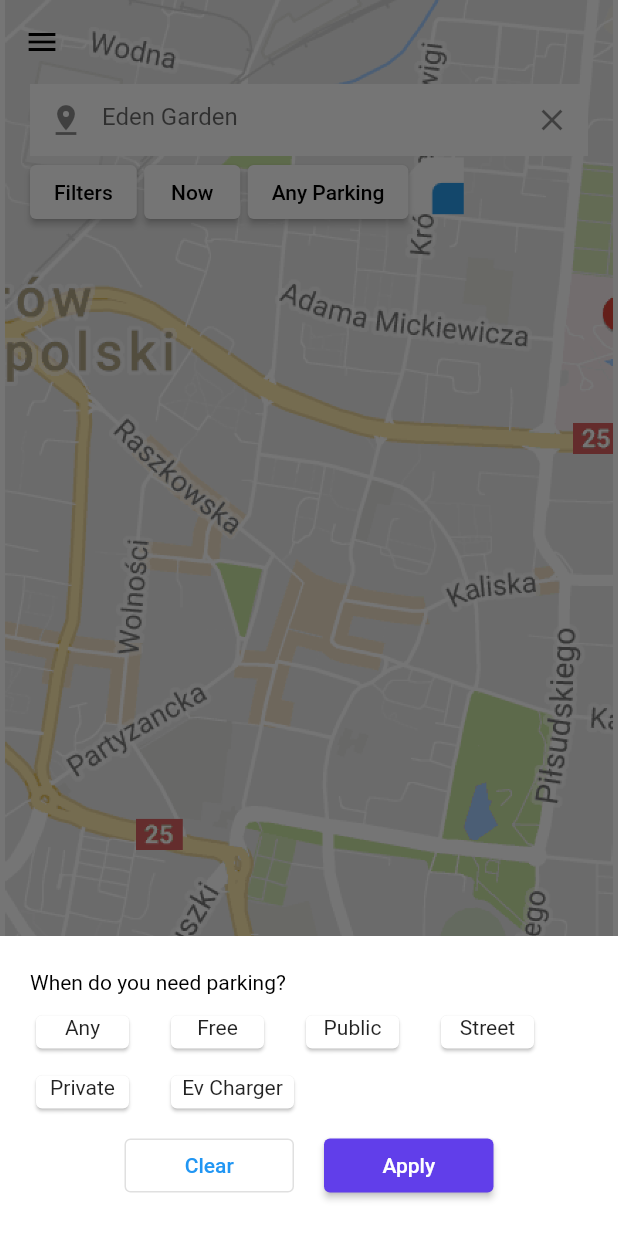
After one commit to fwdAndroid/spotwaze, a Flutter app: the MainScreen screen opened directly, after a tap on "Any Parking", on a phone screen of 412 x 824 dp. The commit adds this screen. Run offline on Flutter 3.47's test engine with Material 2 defaults, Android fonts, the phone set to English and light mode, and no system bars; our stand-ins replace dots_indicator, social_login_buttons.

Commit message:
MainScreen Complete

```diff
--- a/lib/auth/login_screen.dart
+++ b/lib/auth/login_screen.dart
@@ -2,6 +2,7 @@ import 'package:flutter/material.dart';
 import 'package:flutter/src/widgets/framework.dart';
 import 'package:social_login_buttons/social_login_buttons.dart';
 import 'package:spotwaze/auth/register_screen.dart';
+import 'package:spotwaze/main_screen.dart';
 
 class LoginScreen extends StatefulWidget {
   const LoginScreen({super.key});
@@ -99,8 +100,8 @@ class _LoginScreenState extends State<LoginScreen> {
             child: Center(
               child: ElevatedButton(
                 onPressed: () {
-                  // Navigator.push(context,
-                  //     MaterialPageRoute(builder: (builder) => LoginScreen()));
+                  Navigator.push(context,
+                      MaterialPageRoute(builder: (builder) => MainScreen()));
                 },
                 child: Text("Sign in"),
                 style: ElevatedButton.styleFrom(
--- /dev/null
+++ b/lib/main_screen.dart
@@ -0,0 +1,526 @@
+import 'package:flutter/material.dart';
+import 'package:spotwaze/gps/parking_location_screen.dart';
+import 'package:spotwaze/widgetts/drawer.dart';
+
+enum SingingCharacter { Now, Later }
+
+class MainScreen extends StatefulWidget {
+  const MainScreen({super.key});
+
+  @override
+  State<MainScreen> createState() => _MainScreenState();
+}
+
+class _MainScreenState extends State<MainScreen> {
+  SingingCharacter? _character = SingingCharacter.Now;
+  @override
+  Widget build(BuildContext context) {
+    return Scaffold(
+      body: Container(
+        width: MediaQuery.of(context).size.width,
+        height: MediaQuery.of(context).size.height,
+        decoration: BoxDecoration(
+          image: DecorationImage(
+            image: AssetImage("assets/map.png"),
+          ),
+        ),
+        child: SafeArea(
+          child: Column(
+            children: [
+              Container(
+                margin: EdgeInsets.only(left: 20, right: 20),
+                child: TextField(
+                  decoration: InputDecoration(
+                      border: InputBorder.none,
+                      fillColor: Colors.white,
+                      suffixIcon: Icon(Icons.close),
+                      prefixIcon: Icon(Icons.pin_drop),
+                      filled: true,
+                      hintText: "Eden Garden"),
+                ),
+              ),
+              Container(
+                margin: EdgeInsets.only(left: 20, right: 20),
+                child: Row(
+                  children: [
+                    ElevatedButton(
+                      style: ElevatedButton.styleFrom(
+                          backgroundColor: Colors.white),
+                      onPressed: () {},
+                      child: Text(
+                        "Filters",
+                        style: TextStyle(color: Colors.black),
+                      ),
+                    ),
+                    SizedBox(
+                      width: 5,
+                    ),
+                    ElevatedButton(
+                      style: ElevatedButton.styleFrom(
+                          backgroundColor: Colors.white),
+                      onPressed: bottomSheetNow,
+                      child: Text(
+                        "Now",
+                        style: TextStyle(color: Colors.black),
+                      ),
+                    ),
+                    SizedBox(
+                      width: 5,
+                    ),
+                    ElevatedButton(
+                      style: ElevatedButton.styleFrom(
+                          backgroundColor: Colors.white),
+                      onPressed: bottomSheetAny,
+                      child: Text(
+                        "Any Parking",
+                        style: TextStyle(color: Colors.black),
+                      ),
+                    ),
+                  ],
+                ),
+              )
+            ],
+          ),
+        ),
+      ),
+      drawer: MyDrawer(),
+      appBar: AppBar(
+        iconTheme: IconThemeData(color: Colors.black),
+        backgroundColor: Colors.transparent,
+        elevation: 0,
+      ),
+      extendBody: true,
+      extendBodyBehindAppBar: true,
+      backgroundColor: Colors.white,
+    );
+  }
+
+  void bottomSheetNow() {
+    showModalBottomSheet<void>(
+      context: context,
+      builder: (BuildContext context) {
+        return Container(
+          height: 200,
+          color: Colors.white,
+          child: Column(
+            crossAxisAlignment: CrossAxisAlignment.start,
+            mainAxisAlignment: MainAxisAlignment.center,
+            mainAxisSize: MainAxisSize.min,
+            children: <Widget>[
+              Container(
+                margin: EdgeInsets.only(left: 20, right: 20),
+                child: const Text(
+                  'When do you need parking?',
+                  style: TextStyle(color: Colors.black),
+                  textAlign: TextAlign.left,
+                ),
+              ),
+              ListTile(
+                title: const Text('Now'),
+                leading: Radio<SingingCharacter>(
+                  value: SingingCharacter.Now,
+                  groupValue: _character,
+                  onChanged: (SingingCharacter? value) {
+                    setState(() {
+                      _character = value;
+                    });
+                  },
+                ),
+              ),
+              ListTile(
+                title: const Text('Later'),
+                leading: Radio<SingingCharacter>(
+                  value: SingingCharacter.Later,
+                  groupValue: _character,
+                  onChanged: (SingingCharacter? value) {
+                    setState(() {
+                      _character = value;
+                    });
+                    laterDropDown();
+                  },
+                ),
+              ),
+              Row(
+                mainAxisAlignment: MainAxisAlignment.center,
+                children: [
+                  OutlinedButton(
+                    style: OutlinedButton.styleFrom(fixedSize: Size(113, 20)),
+                    onPressed: () {
+                      Navigator.pop(context);
+                    },
+                    child: const Text('Clear'),
+                  ),
+                  SizedBox(
+                    width: 20,
+                  ),
+                  ElevatedButton(
+                      style: ElevatedButton.styleFrom(
+                          backgroundColor: Color(0xff613EEA),
+                          fixedSize: Size(113, 20)),
+                      child: Text('Apply'),
+                      onPressed: () {
+                        Navigator.push(
+                            context,
+                            MaterialPageRoute(
+                                builder: (builder) => ParkingLocationScreen()));
+                      }),
+                ],
+              ),
+            ],
+          ),
+        );
+      },
+    );
+  }
+
+  void laterDropDown() {
+    showModalBottomSheet<void>(
+      context: context,
+      builder: (BuildContext context) {
+        return Container(
+          height: 400,
+          color: Colors.white,
+          child: Column(
+            crossAxisAlignment: CrossAxisAlignment.start,
+            mainAxisAlignment: MainAxisAlignment.center,
+            mainAxisSize: MainAxisSize.min,
+            children: <Widget>[
+              Container(
+                margin: EdgeInsets.only(left: 20, right: 20),
+                child: const Text(
+                  'When do you need parking?',
+                  style: TextStyle(color: Colors.black),
+                  textAlign: TextAlign.left,
+                ),
+              ),
+              ListTile(
+                title: const Text('Now'),
+                leading: Radio<SingingCharacter>(
+                  value: SingingCharacter.Now,
+                  groupValue: _character,
+                  onChanged: (SingingCharacter? value) {
+                    setState(() {
+                      _character = value;
+                    });
+                  },
+                ),
+              ),
+              ListTile(
+                title: const Text('Later'),
+                leading: Radio<SingingCharacter>(
+                  value: SingingCharacter.Later,
+                  groupValue: _character,
+                  onChanged: (SingingCharacter? value) {
+                    setState(() {
+                      _character = value;
+                    });
+                  },
+                ),
+              ),
+              Container(
+                margin: EdgeInsets.only(left: 20, right: 20),
+                child: const Text(
+                  'Select Day',
+                  style: TextStyle(color: Colors.black),
+                  textAlign: TextAlign.left,
+                ),
+              ),
+              Row(
+                children: [
+                  Container(
+                    margin: EdgeInsets.only(left: 20, top: 10),
+                    width: 70,
+                    height: 30,
+                    child: Card(
+                      child: Text(
+                        "Mon",
+                        textAlign: TextAlign.center,
+                      ),
+                    ),
+                  ),
+                  Container(
+                    margin: EdgeInsets.only(left: 20, top: 10),
+                    width: 70,
+                    height: 30,
+                    child: Card(
+                      child: Text(
+                        "Tue",
+                        textAlign: TextAlign.center,
+                      ),
+                    ),
+                  ),
+                  Container(
+                    margin: EdgeInsets.only(left: 20, top: 10),
+                    width: 70,
+                    height: 30,
+                    child: Card(
+                      child: Text(
+                        "Wed",
+                        textAlign: TextAlign.center,
+                      ),
+                    ),
+                  ),
+                  Container(
+                    margin: EdgeInsets.only(left: 20, top: 10),
+                    width: 70,
+                    height: 30,
+                    child: Card(
+                      child: Text(
+                        "Thurs",
+                        textAlign: TextAlign.center,
+                      ),
+                    ),
+                  )
+                ],
+              ),
+              Row(
+                children: [
+                  Container(
+                    margin: EdgeInsets.only(left: 20, top: 10),
+                    width: 70,
+                    height: 30,
+                    child: Card(
+                      child: Text(
+                        "Fri",
+                        textAlign: TextAlign.center,
+                      ),
+                    ),
+                  ),
+                  Container(
+                    margin: EdgeInsets.only(left: 20, top: 10),
+                    width: 70,
+                    height: 30,
+                    child: Card(
+                      child: Text(
+                        "Sat",
+                        textAlign: TextAlign.center,
+                      ),
+                    ),
+                  ),
+                  Container(
+                    margin: EdgeInsets.only(left: 20, top: 10),
+                    width: 70,
+                    height: 30,
+                    child: Card(
+                      child: Text(
+                        "Sun",
+                        textAlign: TextAlign.center,
+                      ),
+                    ),
+                  ),
+                ],
+              ),
+              Container(
+                margin: EdgeInsets.only(left: 20, right: 20),
+                child: const Text(
+                  'Select A Window Time',
+                  style: TextStyle(color: Colors.black),
+                  textAlign: TextAlign.left,
+                ),
+              ),
+              Row(
+                children: [
+                  Container(
+                    margin: EdgeInsets.only(left: 20, top: 10),
+                    width: 100,
+                    height: 60,
+                    child: Card(
+                      child: Center(
+                        child: Text(
+                          "Any Time",
+                          textAlign: TextAlign.center,
+                        ),
+                      ),
+                    ),
+                  ),
+                  Container(
+                    margin: EdgeInsets.only(left: 20, top: 10),
+                    width: 100,
+                    height: 60,
+                    child: Card(
+                      child: Center(
+                        child: Text(
+                          "Start\n 9 Am",
+                          textAlign: TextAlign.center,
+                        ),
+                      ),
+                    ),
+                  ),
+                  Container(
+                    margin: EdgeInsets.only(left: 20, top: 10),
+                    width: 100,
+                    height: 60,
+                    child: Card(
+                      child: Center(
+                        child: Text(
+                          "Start\n 9 PM",
+                          textAlign: TextAlign.center,
+                        ),
+                      ),
+                    ),
+                  ),
+                ],
+              ),
+              Row(
+                mainAxisAlignment: MainAxisAlignment.center,
+                children: [
+                  OutlinedButton(
+                    style: OutlinedButton.styleFrom(fixedSize: Size(113, 20)),
+                    onPressed: () {
+                      Navigator.pop(context);
+                    },
+                    child: const Text('Clear'),
+                  ),
+                  SizedBox(
+                    width: 20,
+                  ),
+                  ElevatedButton(
+                      style: ElevatedButton.styleFrom(
+                          backgroundColor: Color(0xff613EEA),
+                          fixedSize: Size(113, 20)),
+                      child: Text('Apply'),
+                      onPressed: () {
+                        Navigator.push(
+                            context,
+                            MaterialPageRoute(
+                                builder: (builder) => ParkingLocationScreen()));
+                      }),
+                ],
+              ),
+            ],
+          ),
+        );
+      },
+    );
+  }
+
+  void bottomSheetAny() {
+    showModalBottomSheet<void>(
+      context: context,
+      builder: (BuildContext context) {
+        return Container(
+          height: 200,
+          color: Colors.white,
+          child: Column(
+            crossAxisAlignment: CrossAxisAlignment.start,
+            mainAxisAlignment: MainAxisAlignment.center,
+            mainAxisSize: MainAxisSize.min,
+            children: <Widget>[
+              Container(
+                margin: EdgeInsets.only(left: 20, right: 20),
+                child: const Text(
+                  'When do you need parking?',
+                  style: TextStyle(color: Colors.black),
+                  textAlign: TextAlign.left,
+                ),
+              ),
+              Row(
+                children: [
+                  Container(
+                    margin: EdgeInsets.only(left: 20, top: 10),
+                    width: 70,
+                    height: 30,
+                    child: Card(
+                      child: Text(
+                        "Any",
+                        textAlign: TextAlign.center,
+                      ),
+                    ),
+                  ),
+                  Container(
+                    margin: EdgeInsets.only(left: 20, top: 10),
+                    width: 70,
+                    height: 30,
+                    child: Card(
+                      child: Text(
+                        "Free",
+                        textAlign: TextAlign.center,
+                      ),
+                    ),
+                  ),
+                  Container(
+                    margin: EdgeInsets.only(left: 20, top: 10),
+                    width: 70,
+                    height: 30,
+                    child: Card(
+                      child: Text(
+                        "Public",
+                        textAlign: TextAlign.center,
+                      ),
+                    ),
+                  ),
+                  Container(
+                    margin: EdgeInsets.only(left: 20, top: 10),
+                    width: 70,
+                    height: 30,
+                    child: Card(
+                      child: Text(
+                        "Street",
+                        textAlign: TextAlign.center,
+                      ),
+                    ),
+                  )
+                ],
+              ),
+              Row(
+                children: [
+                  Container(
+                    margin: EdgeInsets.only(left: 20, top: 10),
+                    width: 70,
+                    height: 30,
+                    child: Card(
+                      child: Text(
+                        "Private",
+                        textAlign: TextAlign.center,
+                      ),
+                    ),
+                  ),
+                  Container(
+                    margin: EdgeInsets.only(left: 20, top: 10),
+                    width: 90,
+                    height: 30,
+                    child: Card(
+                      child: Text(
+                        "Ev Charger",
+                        textAlign: TextAlign.center,
+                      ),
+                    ),
+                  ),
+                ],
+              ),
+              SizedBox(
+                height: 10,
+              ),
+              Row(
+                mainAxisAlignment: MainAxisAlignment.center,
+                children: [
+                  OutlinedButton(
+                    style: OutlinedButton.styleFrom(fixedSize: Size(113, 20)),
+                    onPressed: () {
+                      Navigator.pop(context);
+                    },
+                    child: const Text('Clear'),
+                  ),
+                  SizedBox(
+                    width: 20,
+                  ),
+                  ElevatedButton(
+                      style: ElevatedButton.styleFrom(
+                          backgroundColor: Color(0xff613EEA),
+                          fixedSize: Size(113, 20)),
+                      child: Text('Apply'),
+                      onPressed: () {
+                        Navigator.push(
+                            context,
+                            MaterialPageRoute(
+                                builder: (builder) => ParkingLocationScreen()));
+                      }),
+                ],
+              ),
+            ],
+          ),
+        );
+      },
+    );
+  }
+}
--- /dev/null
+++ b/lib/widgetts/drawer.dart
@@ -0,0 +1,15 @@
+import 'package:flutter/material.dart';
+
+class MyDrawer extends StatefulWidget {
+  const MyDrawer({super.key});
+
+  @override
+  State<MyDrawer> createState() => _MyDrawerState();
+}
+
+class _MyDrawerState extends State<MyDrawer> {
+  @override
+  Widget build(BuildContext context) {
+    return const Drawer();
+  }
+}
```
Also changed, not shown: lib/gps/parking_location_screen.dart (added, +15 -0 lines), assets/map.png (added).
